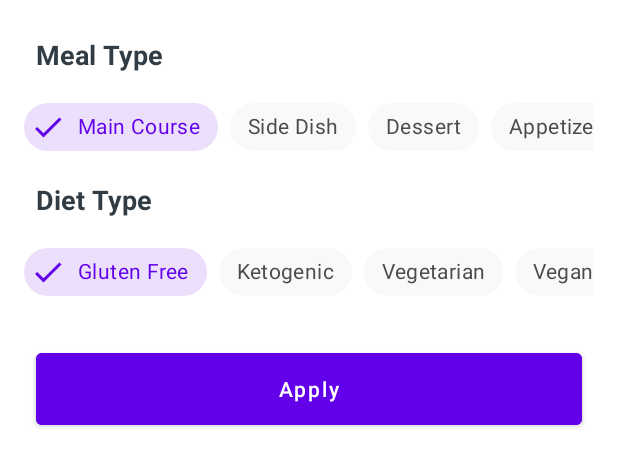
After one commit to AppsDevMaruf/Food-Recipes, an Android app: the layout recipes_bottom_sheet.xml on its own in the app's theme, with its tools: preview values and no code run, on a phone screen of 412 x 824 dp. The commit adds this screen. Shown: the top 466 px of the screen. Run offline under Robolectric (Android 15) with nearby library versions, the phone set to English and light mode, and no system bars; Roboto replaces fonts that are not available here.

Commit message:
add bottomsheet

```diff
--- a/app/src/main/AndroidManifest.xml
+++ b/app/src/main/AndroidManifest.xml
@@ -14,7 +14,7 @@
         android:label="@string/app_name"
         android:roundIcon="@mipmap/ic_launcher_round"
         android:supportsRtl="true"
-        android:theme="@style/Theme.Foody"
+        android:theme="@style/AppTheme"
         tools:targetApi="31">
         <activity
             android:name=".ui.MainActivity"
--- a/app/src/main/java/com/maruf/foody/ui/fragments/RecipesFragment.kt
+++ b/app/src/main/java/com/maruf/foody/ui/fragments/RecipesFragment.kt
@@ -9,7 +9,9 @@ import android.widget.Toast
 import androidx.fragment.app.Fragment
 import androidx.fragment.app.viewModels
 import androidx.lifecycle.lifecycleScope
+import androidx.navigation.fragment.findNavController
 import com.maruf.foody.MainViewModel
+import com.maruf.foody.R
 import com.maruf.foody.adapters.RecipesAdapter
 import com.maruf.foody.databinding.FragmentRecipesBinding
 import com.maruf.foody.utils.Constants
@@ -20,21 +22,30 @@ import kotlinx.coroutines.launch
 
 @AndroidEntryPoint
 class RecipesFragment : Fragment() {
-    private  var binding: FragmentRecipesBinding? = null
+    private var _binding: FragmentRecipesBinding? = null
+    private val binding get() = _binding!!
     private val mainViewModel by viewModels<MainViewModel>()
     private val mAdapter by lazy { RecipesAdapter() }
 
     override fun onCreateView(inflater: LayoutInflater, container: ViewGroup?, savedInstanceState: Bundle?): View {
-        binding = FragmentRecipesBinding.inflate(inflater, container, false)
+        _binding = FragmentRecipesBinding.inflate(inflater, container, false)
         setupRecyclerView()
         readDatabase()
-        return binding!!.root
+
+        binding.recipeFab.setOnClickListener {
+            findNavController().navigate(R.id.action_recipesFragment_to_recipesBottomSheet)
+            Toast.makeText(
+                requireContext(), "recipeFab", Toast.LENGTH_LONG
+            ).show()
+
+        }
+        return binding.root
     }
 
     private fun readDatabase() {
         mainViewModel.readRecipes.observeOnce(viewLifecycleOwner) { database ->
             if (database.isNotEmpty()) {
-                Log.d("Offline","readDatabase: ")
+                Log.d("Offline", "readDatabase: ")
                 loadDataFromCache()
             } else {
                 requestApiData()
@@ -44,7 +55,7 @@ class RecipesFragment : Fragment() {
     }
 
     private fun requestApiData() {
-        Log.d("Online Api call","readDatabase: ")
+        Log.d("Online Api call", "readDatabase: ")
         mainViewModel.getRecipes(mainViewModel.applyQueries())
         mainViewModel.recipeResponse.observe(viewLifecycleOwner) { response ->
             when (response) {
@@ -59,10 +70,10 @@ class RecipesFragment : Fragment() {
                 }
 
                 is NetworkResult.Error -> {
-                    if (response.message==Constants.NO_INTERNET_CONNECTION_MGS){
+                    if (response.message == Constants.NO_INTERNET_CONNECTION_MGS) {
                         showErrorMgs()
 
-                    }else{
+                    } else {
                         hideErrorMgs()
                         loadDataFromCache()
                     }
@@ -78,13 +89,14 @@ class RecipesFragment : Fragment() {
         }
     }
 
-    private fun showErrorMgs() { binding?.errorImageView?.visibility = View.VISIBLE
-        binding?.errorTextView?.visibility = View.VISIBLE
+    private fun showErrorMgs() {
+        binding.errorImageView.visibility = View.VISIBLE
+        binding.errorTextView.visibility = View.VISIBLE
     }
 
     private fun hideErrorMgs() {
-        binding?.errorImageView?.visibility = View.GONE
-        binding?.errorTextView?.visibility = View.GONE
+        binding.errorImageView.visibility = View.GONE
+        binding.errorTextView.visibility = View.GONE
     }
 
     private fun loadDataFromCache() {
@@ -100,20 +112,20 @@ class RecipesFragment : Fragment() {
     }
 
     private fun setupRecyclerView() {
-        binding?.recyclerview?.adapter = mAdapter
+        binding.recyclerview.adapter = mAdapter
 
     }
 
     private fun showShimmerEffect() {
-        binding?.recyclerview?.showShimmer()
+        binding.recyclerview.showShimmer()
     }
 
     private fun hideShimmerEffect() {
-        binding?.recyclerview?.hideShimmer()
+        binding.recyclerview.hideShimmer()
     }
 
     override fun onDestroy() {
         super.onDestroy()
-        binding = null
+        _binding = null
     }
 }
--- /dev/null
+++ b/app/src/main/java/com/maruf/foody/ui/fragments/recipes/bottomsheet/RecipesBottomSheet.kt
@@ -0,0 +1,33 @@
+package com.maruf.foody.ui.fragments.recipes.bottomsheet
+
+import android.os.Bundle
+import android.view.LayoutInflater
+import android.view.View
+import android.view.ViewGroup
+import android.widget.Toast
+import androidx.navigation.fragment.findNavController
+import com.google.android.material.bottomsheet.BottomSheetDialogFragment
+import com.maruf.foody.R
+import com.maruf.foody.databinding.FragmentRecipesBinding
+import com.maruf.foody.databinding.RecipesBottomSheetBinding
+
+
+class RecipesBottomSheet : BottomSheetDialogFragment() {
+    private var _binding: RecipesBottomSheetBinding? = null
+    private val binding get() = _binding!!
+
+    override fun onCreateView(
+        inflater: LayoutInflater, container: ViewGroup?,
+        savedInstanceState: Bundle?
+    ): View {
+        // Inflate the layout for this fragment
+        _binding = RecipesBottomSheetBinding.inflate(inflater, container, false)
+
+        return binding.root
+    }
+    override fun onDestroy() {
+        super.onDestroy()
+        _binding = null
+    }
+
+}
--- a/app/src/main/res/layout/fragment_recipes.xml
+++ b/app/src/main/res/layout/fragment_recipes.xml
@@ -23,7 +23,7 @@
         app:layout_constraintTop_toTopOf="parent" />
 
     <com.google.android.material.floatingactionbutton.FloatingActionButton
-        android:id="@+id/floatingActionButton"
+        android:id="@+id/recipe_fab"
         android:layout_width="wrap_content"
         android:layout_height="wrap_content"
         android:layout_marginEnd="24dp"
--- /dev/null
+++ b/app/src/main/res/layout/recipes_bottom_sheet.xml
@@ -0,0 +1,266 @@
+<?xml version="1.0" encoding="utf-8"?>
+<androidx.constraintlayout.widget.ConstraintLayout xmlns:android="http://schemas.android.com/apk/res/android"
+    xmlns:app="http://schemas.android.com/apk/res-auto"
+    xmlns:tools="http://schemas.android.com/tools"
+    android:layout_width="match_parent"
+    android:layout_height="wrap_content"
+    android:background="@color/white"
+    tools:context=".ui.fragments.recipes.bottomsheet.RecipesBottomSheet">
+
+    <TextView
+        android:id="@+id/mealType_txt"
+        android:layout_width="wrap_content"
+        android:layout_height="wrap_content"
+        android:layout_marginStart="24dp"
+        android:layout_marginTop="24dp"
+        android:text="@string/meal_type"
+        android:textSize="18sp"
+        android:textStyle="bold"
+        android:textColor="@color/dark"
+        app:layout_constraintStart_toStartOf="parent"
+        app:layout_constraintTop_toTopOf="parent" />
+
+    <HorizontalScrollView
+        android:id="@+id/mealType_scrollView"
+        android:layout_width="match_parent"
+        android:layout_height="wrap_content"
+        android:layout_marginStart="16dp"
+        android:layout_marginTop="12dp"
+        android:layout_marginEnd="16dp"
+        android:scrollbars="none"
+        app:layout_constraintEnd_toEndOf="parent"
+        app:layout_constraintStart_toStartOf="parent"
+        app:layout_constraintTop_toBottomOf="@+id/mealType_txt">
+
+        <LinearLayout
+            android:layout_width="wrap_content"
+            android:layout_height="match_parent"
+            android:orientation="horizontal" >
+
+            <com.google.android.material.chip.ChipGroup
+                android:id="@+id/mealType_chipGroup"
+                android:layout_width="match_parent"
+                android:layout_height="match_parent"
+                app:checkedChip="@+id/main_course_chip"
+                app:selectionRequired="true"
+                app:singleLine="true"
+                app:singleSelection="true">
+
+                <com.google.android.material.chip.Chip
+                    style="@style/CustomChipStyle"
+                    android:id="@+id/main_course_chip"
+                    android:layout_width="wrap_content"
+                    android:layout_height="wrap_content"
+                    android:text="@string/main_course"/>
+
+                <com.google.android.material.chip.Chip
+                    style="@style/CustomChipStyle"
+                    android:id="@+id/side_dish_chip"
+                    android:layout_width="wrap_content"
+                    android:layout_height="wrap_content"
+                    android:text="@string/side_dish"/>
+
+                <com.google.android.material.chip.Chip
+                    style="@style/CustomChipStyle"
+                    android:id="@+id/dessert_chip"
+                    android:layout_width="wrap_content"
+                    android:layout_height="wrap_content"
+                    android:text="@string/dessert"/>
+
+                <com.google.android.material.chip.Chip
+                    style="@style/CustomChipStyle"
+                    android:id="@+id/appetizer_chip"
+                    android:layout_width="wrap_content"
+                    android:layout_height="wrap_content"
+                    android:text="@string/appetizer"/>
+
+                <com.google.android.material.chip.Chip
+                    style="@style/CustomChipStyle"
+                    android:id="@+id/salad_chip"
+                    android:layout_width="wrap_content"
+                    android:layout_height="wrap_content"
+                    android:text="@string/salad"/>
+
+                <com.google.android.material.chip.Chip
+                    style="@style/CustomChipStyle"
+                    android:id="@+id/bread_chip"
+                    android:layout_width="wrap_content"
+                    android:layout_height="wrap_content"
+                    android:text="@string/bread"/>
+
+                <com.google.android.material.chip.Chip
+                    style="@style/CustomChipStyle"
+                    android:id="@+id/breakfast_chip"
+                    android:layout_width="wrap_content"
+                    android:layout_height="wrap_content"
+                    android:text="@string/breakfast"/>
+
+                <com.google.android.material.chip.Chip
+                    style="@style/CustomChipStyle"
+                    android:id="@+id/soup_chip"
+                    android:layout_width="wrap_content"
+                    android:layout_height="wrap_content"
+                    android:text="@string/soup"/>
+
+                <com.google.android.material.chip.Chip
+                    style="@style/CustomChipStyle"
+                    android:id="@+id/beverage_chip"
+                    android:layout_width="wrap_content"
+                    android:layout_height="wrap_content"
+                    android:text="@string/beverage"/>
+
+                <com.google.android.material.chip.Chip
+                    style="@style/CustomChipStyle"
+                    android:id="@+id/sauce_chip"
+                    android:layout_width="wrap_content"
+                    android:layout_height="wrap_content"
+                    android:text="@string/sauce"/>
+
+                <com.google.android.material.chip.Chip
+                    style="@style/CustomChipStyle"
+                    android:id="@+id/marinade_chip"
+                    android:layout_width="wrap_content"
+                    android:layout_height="wrap_content"
+                    android:text="@string/marinade"/>
+
+                <com.google.android.material.chip.Chip
+                    style="@style/CustomChipStyle"
+                    android:id="@+id/finger_food_chip"
+                    android:layout_width="wrap_content"
+                    android:layout_height="wrap_content"
+                    android:text="@string/fingerfood"/>
+
+                <com.google.android.material.chip.Chip
+                    style="@style/CustomChipStyle"
+                    android:id="@+id/snack_chip"
+                    android:layout_width="wrap_content"
+                    android:layout_height="wrap_content"
+                    android:text="@string/snack"/>
+
+                <com.google.android.material.chip.Chip
+                    style="@style/CustomChipStyle"
+                    android:id="@+id/drink_chip"
+                    android:layout_width="wrap_content"
+                    android:layout_height="wrap_content"
+                    android:text="@string/drink"/>
+            </com.google.android.material.chip.ChipGroup>
+        </LinearLayout>
+    </HorizontalScrollView>
+
+    <TextView
+        android:id="@+id/dietType_txt"
+        android:layout_width="wrap_content"
+        android:layout_height="wrap_content"
+        android:layout_marginStart="24dp"
+        android:layout_marginTop="12dp"
+        android:text="@string/diet_type"
+        android:textColor="@color/dark"
+        android:textSize="18sp"
+        android:textStyle="bold"
+        app:layout_constraintStart_toStartOf="parent"
+        app:layout_constraintTop_toBottomOf="@+id/mealType_scrollView" />
+
+    <HorizontalScrollView
+        android:id="@+id/dietType_scrollView"
+        android:layout_width="match_parent"
+        android:layout_height="wrap_content"
+        android:layout_marginStart="16dp"
+        android:layout_marginTop="12dp"
+        android:layout_marginEnd="16dp"
+        android:scrollbars="none"
+        app:layout_constraintEnd_toEndOf="parent"
+        app:layout_constraintStart_toStartOf="parent"
+        app:layout_constraintTop_toBottomOf="@+id/dietType_txt">
+
+        <LinearLayout
+            android:layout_width="wrap_content"
+            android:layout_height="match_parent"
+            android:orientation="horizontal" >
+
+            <com.google.android.material.chip.ChipGroup
+                android:id="@+id/dietType_chipGroup"
+                android:layout_width="match_parent"
+                android:layout_height="match_parent"
+                app:checkedChip="@+id/gluten_free_chip"
+                app:selectionRequired="true"
+                app:singleLine="true"
+                app:singleSelection="true">
+
+                <com.google.android.material.chip.Chip
+                    style="@style/CustomChipStyle"
+                    android:id="@+id/gluten_free_chip"
+                    android:layout_width="wrap_content"
+                    android:layout_height="wrap_content"
+                    android:text="@string/gluten_free"/>
+
+                <com.google.android.material.chip.Chip
+                    style="@style/CustomChipStyle"
+                    android:id="@+id/ketogenic_chip"
+                    android:layout_width="wrap_content"
+                    android:layout_height="wrap_content"
+                    android:text="@string/ketogenic"/>
+
+                <com.google.android.material.chip.Chip
+                    style="@style/CustomChipStyle"
+                    android:id="@+id/vegetarian_chip"
+                    android:layout_width="wrap_content"
+                    android:layout_height="wrap_content"
+                    android:text="@string/vegetarian"/>
+
+                <com.google.android.material.chip.Chip
+                    style="@style/CustomChipStyle"
+                    android:id="@+id/vegan_chip"
+                    android:layout_width="wrap_content"
+                    android:layout_height="wrap_content"
+                    android:text="@string/vegan"/>
+
+                <com.google.android.material.chip.Chip
+                    style="@style/CustomChipStyle"
+                    android:id="@+id/pescetarian_chip"
+                    android:layout_width="wrap_content"
+                    android:layout_height="wrap_content"
+                    android:text="@string/pescetarian"/>
+
+                <com.google.android.material.chip.Chip
+                    style="@style/CustomChipStyle"
+                    android:id="@+id/paleo_chip"
+                    android:layout_width="wrap_content"
+                    android:layout_height="wrap_content"
+                    android:text="@string/paleo"/>
+
+                <com.google.android.material.chip.Chip
+                    style="@style/CustomChipStyle"
+                    android:id="@+id/primal_chip"
+                    android:layout_width="wrap_content"
+                    android:layout_height="wrap_content"
+                    android:text="@string/primal"/>
+
+                <com.google.android.material.chip.Chip
+                    style="@style/CustomChipStyle"
+                    android:id="@+id/whole30_chip"
+                    android:layout_width="wrap_content"
+                    android:layout_height="wrap_content"
+                    android:text="@string/whole30"/>
+
+            </com.google.android.material.chip.ChipGroup>
+        </LinearLayout>
+    </HorizontalScrollView>
+
+    <Button
+        android:id="@+id/apply_btn"
+        android:layout_width="match_parent"
+        android:layout_height="60dp"
+        android:layout_marginStart="24dp"
+        android:layout_marginTop="24dp"
+        android:layout_marginEnd="24dp"
+        android:layout_marginBottom="24dp"
+        android:text="@string/apply"
+        android:textColor="@color/white"
+        android:backgroundTint="@color/actionBarBackgroundColor"
+        android:textAllCaps="false"
+        app:layout_constraintBottom_toBottomOf="parent"
+        app:layout_constraintEnd_toEndOf="parent"
+        app:layout_constraintStart_toStartOf="parent"
+        app:layout_constraintTop_toBottomOf="@+id/dietType_scrollView" />
+
+</androidx.constraintlayout.widget.ConstraintLayout>
--- a/app/src/main/res/navigation/nav_graph.xml
+++ b/app/src/main/res/navigation/nav_graph.xml
@@ -9,7 +9,11 @@
         android:id="@+id/recipesFragment"
         android:name="com.maruf.foody.ui.fragments.RecipesFragment"
         android:label="Recipes"
-        tools:layout="@layout/fragment_recipes" />
+        tools:layout="@layout/fragment_recipes" >
+        <action
+            android:id="@+id/action_recipesFragment_to_recipesBottomSheet"
+            app:destination="@id/recipesBottomSheet" />
+    </fragment>
     <fragment
         android:id="@+id/favoriteFragment"
         android:name="com.maruf.foody.ui.fragments.FavoriteFragment"
@@ -20,4 +24,13 @@
         android:name="com.maruf.foody.ui.fragments.FoodJokeFragment"
         android:label="Food Joke"
         tools:layout="@layout/fragment_food_joke" />
+    <dialog
+        android:id="@+id/recipesBottomSheet"
+        android:name="com.maruf.foody.ui.fragments.recipes.bottomsheet.RecipesBottomSheet"
+        android:label="recipes_bottom_sheet"
+        tools:layout="@layout/recipes_bottom_sheet" >
+        <action
+            android:id="@+id/action_recipesBottomSheet_to_recipesFragment"
+            app:destination="@id/recipesFragment" />
+    </dialog>
 </navigation>
--- a/app/src/main/res/values/strings.xml
+++ b/app/src/main/res/values/strings.xml
@@ -6,5 +6,31 @@
     <string name="favorite_recipes_fragment">Favorites</string>
     <string name="food_joke_fragment">Food Joke</string>
     <string name="todo">TODO</string>
+
+    // Bottom Sheet
+    <string name="meal_type">Meal Type</string>
+    <string name="main_course">Main Course</string>
+    <string name="side_dish">Side Dish</string>
+    <string name="dessert">Dessert</string>
+    <string name="appetizer">Appetizer</string>
+    <string name="salad">Salad</string>
+    <string name="bread">Bread</string>
+    <string name="breakfast">Breakfast</string>
+    <string name="soup">Soup</string>
+    <string name="beverage">Beverage</string>
+    <string name="sauce">Sauce</string>
+    <string name="marinade">Marinade</string>
+    <string name="fingerfood">FingerFood</string>
+    <string name="snack">Snack</string>
+    <string name="drink">Drink</string>
+    <string name="gluten_free">Gluten Free</string>
+    <string name="ketogenic">Ketogenic</string>
+    <string name="vegetarian">Vegetarian</string>
     <string name="vegan">Vegan</string>
+    <string name="pescetarian">Pescetarian</string>
+    <string name="paleo">Paleo</string>
+    <string name="primal">Primal</string>
+    <string name="whole30">Whole30</string>
+    <string name="diet_type">Diet Type</string>
+    <string name="apply">Apply</string>
 </resources>
--- a/app/src/main/res/values/themes.xml
+++ b/app/src/main/res/values/themes.xml
@@ -1,9 +1,17 @@
 <resources xmlns:tools="http://schemas.android.com/tools">
     <!-- Base application theme. -->
-    <style name="Base.Theme.Foody" parent="Theme.Material3.DayNight">
-        <!-- Customize your light theme here. -->
-        <!-- <item name="colorPrimary">@color/my_light_primary</item> -->
+
+
+    <style name="AppTheme" parent="Theme.MaterialComponents.DayNight.DarkActionBar">
+        <!-- Customize your theme here. -->
+        <item name="colorPrimary">@color/colorPrimary</item>
+        <item name="colorPrimaryDark">@color/colorPrimaryDark</item>
+        <item name="colorAccent">@color/colorAccent</item>
     </style>
 
-    <style name="Theme.Foody" parent="Base.Theme.Foody" />
+    <style name="CustomChipStyle" parent="Widget.MaterialComponents.Chip.Filter">
+        <item name="chipBackgroundColor">@color/chip_background_color</item>
+        <item name="android:textColor">@color/chip_text_color</item>
+        <item name="checkedIconTint">@color/chip_text_color</item>
+    </style>
 </resources>
```
